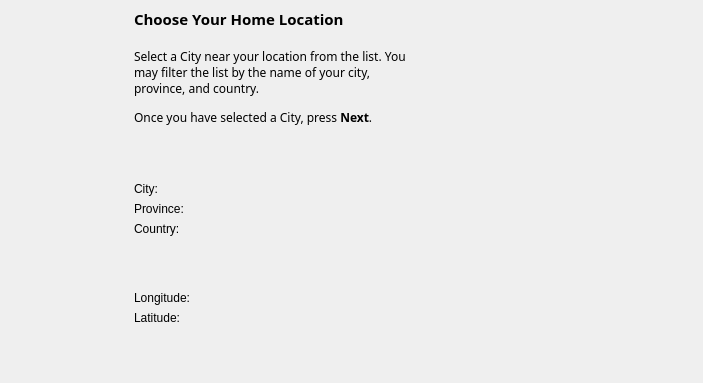
KDE/kstars, file kstars/wizlocation.ui: the form before one commit.
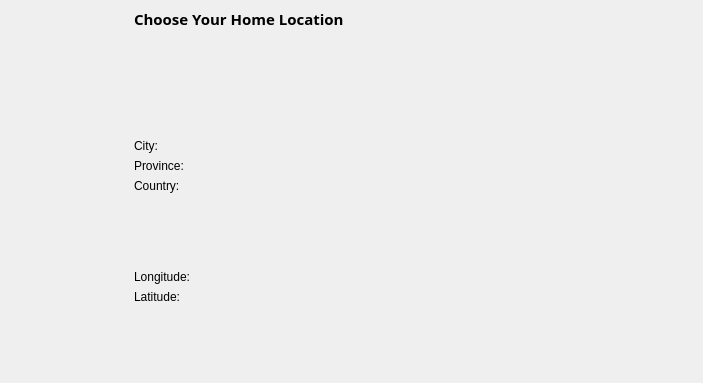
The form after the commit. Custom widgets are drawn as their Qt base class.

Commit message:
Draw the label on the centered object and user-added labels with a higher priority (by drawing them first in SkyMapComposite::draw()), rather than using drawRudeNameLabel()
Thanks for the suggestion, James

The edit to the form file:
```diff
--- a/kstars/wizlocation.ui
+++ b/kstars/wizlocation.ui
@@ -85,7 +85,7 @@
      <item>
       <widget class="QLabel" name="WelcomeText" >
        <property name="text" >
-        <string>&lt;html>&lt;head>&lt;meta name=&quot;qrichtext&quot; content=&quot;1&quot; />&lt;/head>&lt;body style=&quot; white-space: pre-wrap; font-family:Sans Serif; font-weight:400; font-style:normal; text-decoration:none;&quot;>&lt;p style=&quot; margin-top:12px; margin-bottom:12px; margin-left:0px; margin-right:0px; -qt-block-indent:0; text-indent:0px;&quot;>Select a City near your location from the list. You may filter the list by the name of your city, province, and country.&lt;/p>&lt;p style=&quot; margin-top:12px; margin-bottom:12px; margin-left:0px; margin-right:0px; -qt-block-indent:0; text-indent:0px;&quot;>Once you have selected a City, press &lt;span style=&quot; font-weight:600;&quot;>Next&lt;/span>.&lt;/p>&lt;/body>&lt;/html></string>
+        <string><html><head></head><body><p>Select a City near your location from the list. You may filter the list by the name of your city, province, and country.</p><p>Once you have selected a City, press <span style=" font-weight:600;">Next</span>.</p></body></html></string>
        </property>
        <property name="wordWrap" >
         <bool>true</bool>
```
The commit also changes 5 other files.
